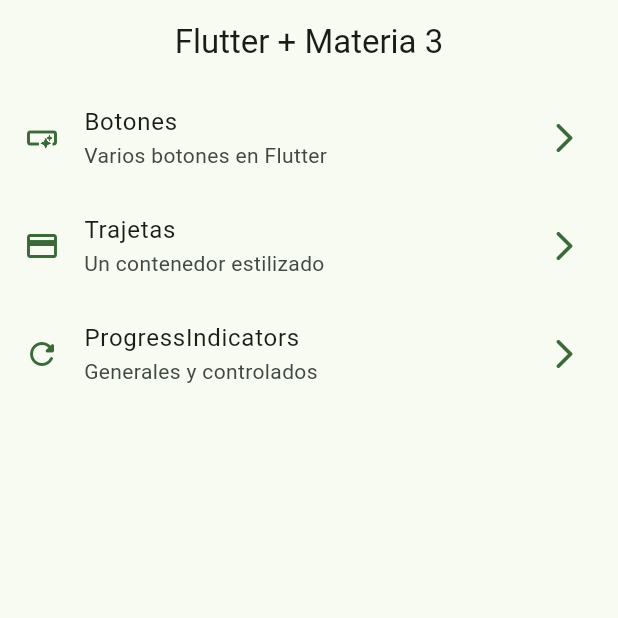
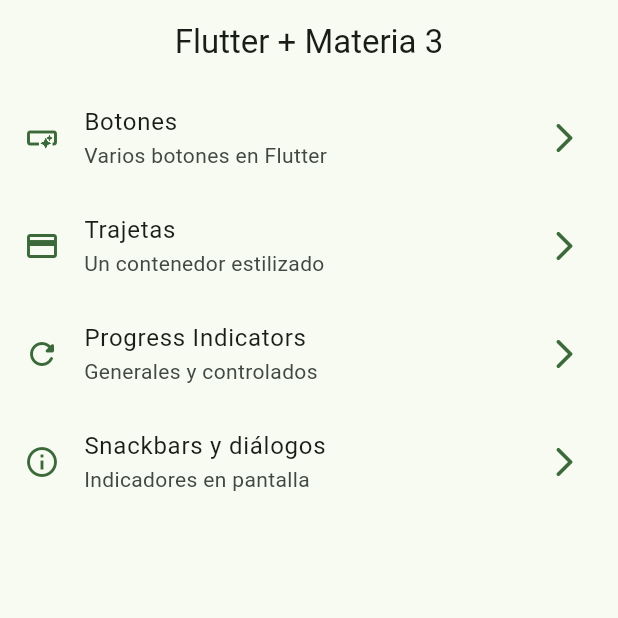
Before and after one commit to TonyNina/widgets_app, a Flutter app: the screen it shows after launch, on a phone screen of 412 x 824 dp, the top half of it. Run offline on Flutter 3.47's test engine with Material 2 defaults, Android fonts, the phone set to English and light mode, and no system bars; our stand-ins replace go_router.

Commit message:
snackbars and dialogs finished

```diff
--- a/lib/config/menu/menu_items.dart
+++ b/lib/config/menu/menu_items.dart
@@ -25,8 +25,13 @@ const appMenuItems = <MenuItem>[
       link: '/cards',
       icon: Icons.credit_card),
   MenuItem(
-      title: 'ProgressIndicators',
+      title: 'Progress Indicators',
       subTitle: 'Generales y controlados',
       link: '/progress',
       icon: Icons.refresh_rounded),
+  MenuItem(
+      title: 'Snackbars y diálogos',
+      subTitle: 'Indicadores en pantalla',
+      link: '/snackbars',
+      icon: Icons.info_outline),
 ];
--- a/lib/config/router/app_router.dart
+++ b/lib/config/router/app_router.dart
@@ -32,5 +32,11 @@ final appRouter = GoRouter(
       builder: (context, state) => const ProgressSreen(),
     ),
 
+     GoRoute(
+      path: '/snackbars',
+      name: SnackbarScreen.name,
+      builder: (context, state) => const SnackbarScreen(),
+    ),
+
   ],
 );
--- a/lib/main.dart
+++ b/lib/main.dart
@@ -12,6 +12,7 @@ class MainApp extends StatelessWidget {
   @override
   Widget build(BuildContext context) {
     return MaterialApp.router(
+      title: 'Flutter Widgets',
       routerConfig: appRouter,
       debugShowCheckedModeBanner: false,
       theme: AppTheme( selectedColor: 2).getTheme(),
```
Also changed, not shown: lib/presentation/screens/snackbar/snackbar_screen.dart (+57 -4 lines).
